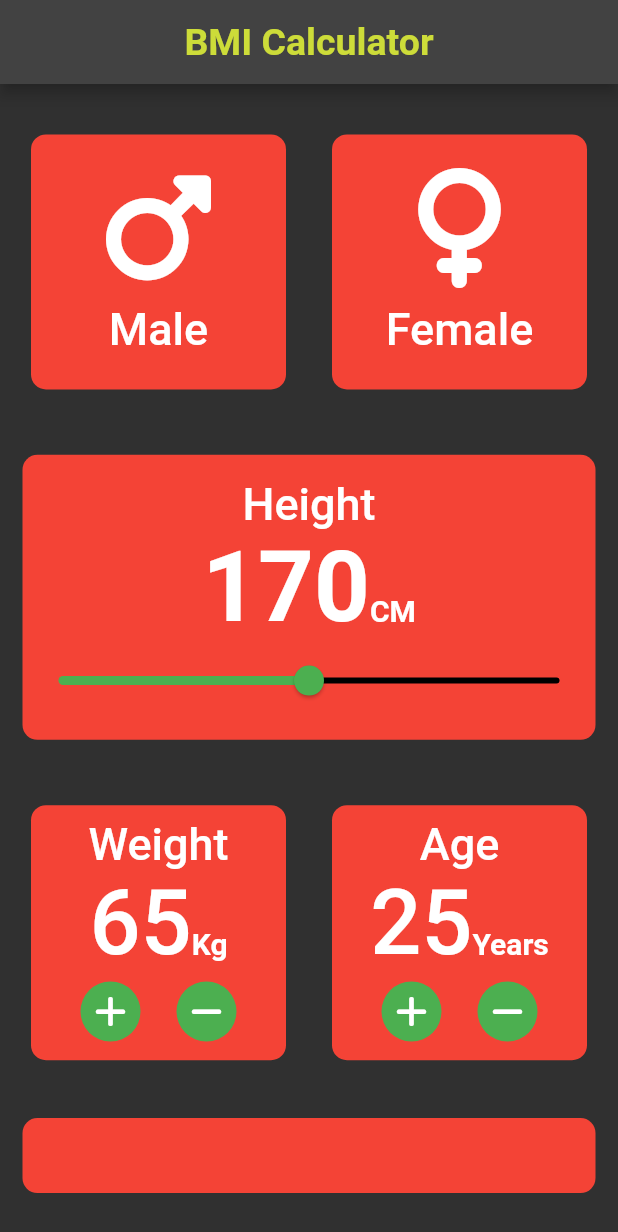
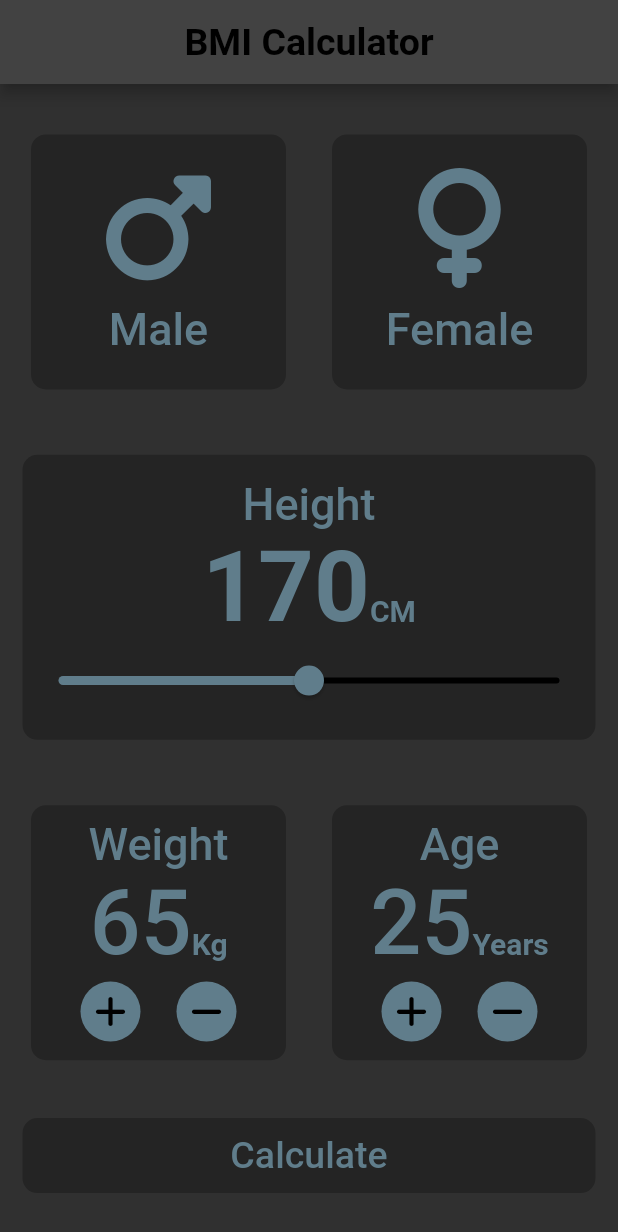
Before and after one commit to aminscipy/flutter_bmi_calculator, a Flutter app: the screen it shows after launch, on a phone screen of 412 x 824 dp. Shown: the top 1232 px of the screen. Run offline on Flutter 3.47's test engine with Material 2 defaults, Android fonts, the phone set to English and light mode, and no system bars; our stand-ins replace font_awesome_flutter.

Commit message:
second screen and bottom button added

```diff
--- /dev/null
+++ b/lib/bottom_button.dart
@@ -0,0 +1,31 @@
+import 'package:flutter/material.dart';
+
+class BottomButton extends StatelessWidget {
+  const BottomButton({Key? key, this.onTap, this.function}) : super(key: key);
+
+  // ignore: prefer_typing_uninitialized_variables
+  final onTap;
+  // ignore: prefer_typing_uninitialized_variables
+  final function;
+
+  @override
+  Widget build(BuildContext context) {
+    return GestureDetector(
+        onTap: onTap,
+        child: Container(
+          alignment: Alignment.center,
+          height: 50,
+          width: double.maxFinite,
+          margin: const EdgeInsets.symmetric(horizontal: 15, vertical: 5),
+          decoration: BoxDecoration(
+              borderRadius: BorderRadius.circular(10), color: Colors.black26),
+          child: Text(
+            function,
+            style: const TextStyle(
+                fontSize: 25,
+                fontWeight: FontWeight.w500,
+                color: Colors.blueGrey),
+          ),
+        ));
+  }
+}
--- a/lib/page1.dart
+++ b/lib/page1.dart
@@ -1,7 +1,9 @@
+import 'package:bmi_calculator/page2.dart';
 import 'package:flutter/material.dart';
 import 'page1row1.dart';
 import 'page1row2.dart';
 import 'page1row3.dart';
+import 'bottom_button.dart';
 
 class InputPage extends StatefulWidget {
   const InputPage({Key? key}) : super(key: key);
@@ -18,7 +20,7 @@ class _InputPageState extends State<InputPage> {
           title: const Text(
             'BMI Calculator',
             style: TextStyle(
-                fontSize: 25, color: Colors.lime, fontWeight: FontWeight.bold),
+                fontSize: 25, color: Colors.black, fontWeight: FontWeight.bold),
           ),
           centerTitle: true,
         ),
@@ -29,11 +31,12 @@ class _InputPageState extends State<InputPage> {
             const Page1Row1(),
             const Page1Row2(),
             const Page1Row3(),
-            Container(
-              height: 50,
-              margin: const EdgeInsets.symmetric(horizontal: 15, vertical: 5),
-              decoration: BoxDecoration(
-                  borderRadius: BorderRadius.circular(10), color: Colors.red),
+            BottomButton(
+              onTap: () {
+                Navigator.push(context,
+                    MaterialPageRoute(builder: (context) => const Page2()));
+              },
+              function: 'Calculate',
             )
           ],
         ));
--- a/lib/page1row1.dart
+++ b/lib/page1row1.dart
@@ -22,7 +22,8 @@ class _Page1Row1State extends State<Page1Row1> {
           child: Page1Row1Sub(
             gender: 'Male',
             icon: FontAwesomeIcons.mars,
-            color: selectedGender == Gender.male ? Colors.green : Colors.red,
+            color:
+                selectedGender == Gender.male ? Colors.black45 : Colors.black26,
           ),
           onTap: () {
             setState(() {
@@ -39,8 +40,9 @@ class _Page1Row1State extends State<Page1Row1> {
           child: Page1Row1Sub(
               gender: 'Female',
               icon: FontAwesomeIcons.venus,
-              color:
-                  selectedGender == Gender.female ? Colors.green : Colors.red),
+              color: selectedGender == Gender.female
+                  ? Colors.black45
+                  : Colors.black26),
         ),
       ],
     );
@@ -78,11 +80,15 @@ class _Page1Row1SubState extends State<Page1Row1Sub> {
           Icon(
             widget.icon,
             size: 80,
+            color: Colors.blueGrey,
           ),
           const SizedBox(height: 10),
           Text(
             widget.gender,
-            style: const TextStyle(fontSize: 30, fontWeight: FontWeight.w500),
+            style: const TextStyle(
+                fontSize: 30,
+                fontWeight: FontWeight.w500,
+                color: Colors.blueGrey),
           )
         ],
       ),
--- a/lib/page1row2.dart
+++ b/lib/page1row2.dart
@@ -20,14 +20,16 @@ class _Page1Row2State extends State<Page1Row2> {
               height: 190,
               decoration: BoxDecoration(
                 borderRadius: BorderRadius.circular(10),
-                color: Colors.red,
+                color: Colors.black26,
               ),
               child: Column(
                 mainAxisAlignment: MainAxisAlignment.center,
                 children: [
                   const Text('Height',
-                      style:
-                          TextStyle(fontSize: 30, fontWeight: FontWeight.w500)),
+                      style: TextStyle(
+                          fontSize: 30,
+                          color: Colors.blueGrey,
+                          fontWeight: FontWeight.w500)),
                   Row(
                     mainAxisAlignment: MainAxisAlignment.center,
                     crossAxisAlignment: CrossAxisAlignment.baseline,
@@ -36,12 +38,16 @@ class _Page1Row2State extends State<Page1Row2> {
                       Text(
                         height.toString(),
                         style: const TextStyle(
-                            fontSize: 65, fontWeight: FontWeight.bold),
+                            fontSize: 65,
+                            fontWeight: FontWeight.bold,
+                            color: Colors.blueGrey),
                       ),
                       const Text(
                         'CM',
                         style: TextStyle(
-                            fontSize: 20, fontWeight: FontWeight.bold),
+                            fontSize: 20,
+                            fontWeight: FontWeight.bold,
+                            color: Colors.blueGrey),
                       )
                     ],
                   ),
@@ -49,7 +55,7 @@ class _Page1Row2State extends State<Page1Row2> {
                       value: height.toDouble(),
                       min: 120,
                       max: 220,
-                      activeColor: Colors.green,
+                      activeColor: Colors.blueGrey,
                       inactiveColor: Colors.black,
                       onChanged: (newValue) {
                         setState(() {
--- a/lib/page1row3.dart
+++ b/lib/page1row3.dart
@@ -18,14 +18,17 @@ class _Page1Row3State extends State<Page1Row3> {
       Container(
           margin: const EdgeInsets.all(10),
           decoration: BoxDecoration(
-              borderRadius: BorderRadius.circular(10), color: Colors.red),
+              borderRadius: BorderRadius.circular(10), color: Colors.black26),
           height: 170,
           width: 170,
           child: Column(
             mainAxisAlignment: MainAxisAlignment.center,
             children: [
               const Text('Weight',
-                  style: TextStyle(fontSize: 30, fontWeight: FontWeight.w500)),
+                  style: TextStyle(
+                      fontSize: 30,
+                      fontWeight: FontWeight.w500,
+                      color: Colors.blueGrey)),
               Row(
                 mainAxisAlignment: MainAxisAlignment.center,
                 crossAxisAlignment: CrossAxisAlignment.baseline,
@@ -33,10 +36,15 @@ class _Page1Row3State extends State<Page1Row3> {
                 children: [
                   Text(weight.toString(),
                       style: const TextStyle(
-                          fontSize: 60, fontWeight: FontWeight.w500)),
+                          fontSize: 60,
+                          fontWeight: FontWeight.w500,
+                          color: Colors.blueGrey)),
                   const Text(
                     'Kg',
-                    style: TextStyle(fontSize: 20, fontWeight: FontWeight.bold),
+                    style: TextStyle(
+                        fontSize: 20,
+                        fontWeight: FontWeight.bold,
+                        color: Colors.blueGrey),
                   )
                 ],
               ),
@@ -45,8 +53,8 @@ class _Page1Row3State extends State<Page1Row3> {
                 children: [
                   TextButton(
                       style: TextButton.styleFrom(
-                          primary: Colors.white,
-                          backgroundColor: Colors.green,
+                          primary: Colors.black,
+                          backgroundColor: Colors.blueGrey,
                           shape: const CircleBorder()),
                       onPressed: () {
                         setState(() {
@@ -56,8 +64,8 @@ class _Page1Row3State extends State<Page1Row3> {
                       child: const Icon(FontAwesomeIcons.plus)),
                   TextButton(
                       style: TextButton.styleFrom(
-                          primary: Colors.white,
-                          backgroundColor: Colors.green,
+                          primary: Colors.black,
+                          backgroundColor: Colors.blueGrey,
                           shape: const CircleBorder()),
                       onPressed: () {
                         setState(() {
@@ -72,14 +80,17 @@ class _Page1Row3State extends State<Page1Row3> {
       Container(
           margin: const EdgeInsets.all(10),
           decoration: BoxDecoration(
-              borderRadius: BorderRadius.circular(10), color: Colors.red),
+              borderRadius: BorderRadius.circular(10), color: Colors.black26),
           height: 170,
           width: 170,
           child: Column(
             mainAxisAlignment: MainAxisAlignment.center,
             children: [
               const Text('Age',
-                  style: TextStyle(fontSize: 30, fontWeight: FontWeight.w500)),
+                  style: TextStyle(
+                      fontSize: 30,
+                      fontWeight: FontWeight.w500,
+                      color: Colors.blueGrey)),
               Row(
                 mainAxisAlignment: MainAxisAlignment.center,
                 crossAxisAlignment: CrossAxisAlignment.baseline,
@@ -87,10 +98,15 @@ class _Page1Row3State extends State<Page1Row3> {
                 children: [
                   Text(age.toString(),
                       style: const TextStyle(
-                          fontSize: 60, fontWeight: FontWeight.w500)),
+                          fontSize: 60,
+                          fontWeight: FontWeight.w500,
+                          color: Colors.blueGrey)),
                   const Text(
                     'Years',
-                    style: TextStyle(fontSize: 20, fontWeight: FontWeight.bold),
+                    style: TextStyle(
+                        fontSize: 20,
+                        fontWeight: FontWeight.bold,
+                        color: Colors.blueGrey),
                   )
                 ],
               ),
@@ -99,8 +115,8 @@ class _Page1Row3State extends State<Page1Row3> {
                 children: [
                   TextButton(
                       style: TextButton.styleFrom(
-                          primary: Colors.white,
-                          backgroundColor: Colors.green,
+                          primary: Colors.black,
+                          backgroundColor: Colors.blueGrey,
                           shape: const CircleBorder()),
                       onPressed: () {
                         setState(() {
@@ -110,8 +126,8 @@ class _Page1Row3State extends State<Page1Row3> {
                       child: const Icon(FontAwesomeIcons.plus)),
                   TextButton(
                       style: TextButton.styleFrom(
-                          primary: Colors.white,
-                          backgroundColor: Colors.green,
+                          primary: Colors.black,
+                          backgroundColor: Colors.blueGrey,
                           shape: const CircleBorder()),
                       onPressed: () {
                         setState(() {
```
Also changed, not shown: lib/page2.dart (added, +81 -0 lines).
